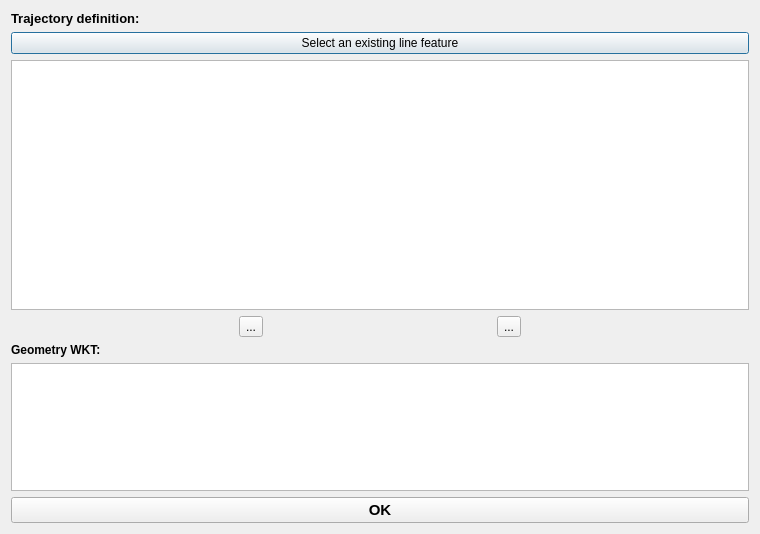
First picture: the form in edr_plugin/gui/ui/query_trajectory.ui, repository MetOffice/qgis-plugin-edr, before the edit.
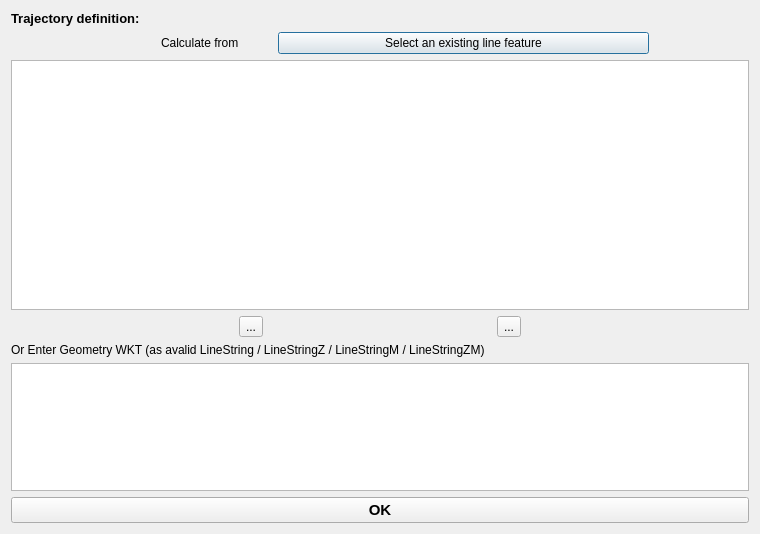
Second picture: the form after the edit.

Commit message: redesign line selection tools

```diff
--- a/edr_plugin/gui/ui/query_trajectory.ui
+++ b/edr_plugin/gui/ui/query_trajectory.ui
@@ -32,11 +32,31 @@
     </widget>
    </item>
    <item>
+    <layout class="QGridLayout" name="gridLayout" rowstretch="0,0,0,0" columnstretch="30,100">
+     <property name="leftMargin">
+      <number>150</number>
+     </property>
+     <property name="rightMargin">
+      <number>100</number>
+     </property>
+     <item row="0" column="0">
+      <widget class="QLabel" name="label_2">
+       <property name="text">
+        <string>Calculate from</string>
+       </property>
+      </widget>
+     </item>
+     <item row="0" column="1">
     <widget class="QPushButton" name="line_select_pb">
      <property name="text">
       <string>Select an existing line feature</string>
      </property>
-    </widget>
+       <property name="default">
+        <bool>false</bool>
+       </property>
+      </widget>
+     </item>
+    </layout>
    </item>
    <item>
     <widget class="QTableWidget" name="linestring_tw">
@@ -82,12 +102,12 @@
     <widget class="QLabel" name="label_9">
      <property name="font">
       <font>
-       <weight>75</weight>
-       <bold>true</bold>
+       <weight>50</weight>
+       <bold>false</bold>
       </font>
      </property>
      <property name="text">
-      <string>Geometry WKT:</string>
+      <string>Or Enter Geometry WKT (as avalid LineString / LineStringZ / LineStringM / LineStringZM) </string>
      </property>
     </widget>
    </item>
```
Left out of the diff: 1 changed line with no effect on the pictures. Lines whose indentation alone changed are shown as unchanged. The commit also changes 2 other files.
